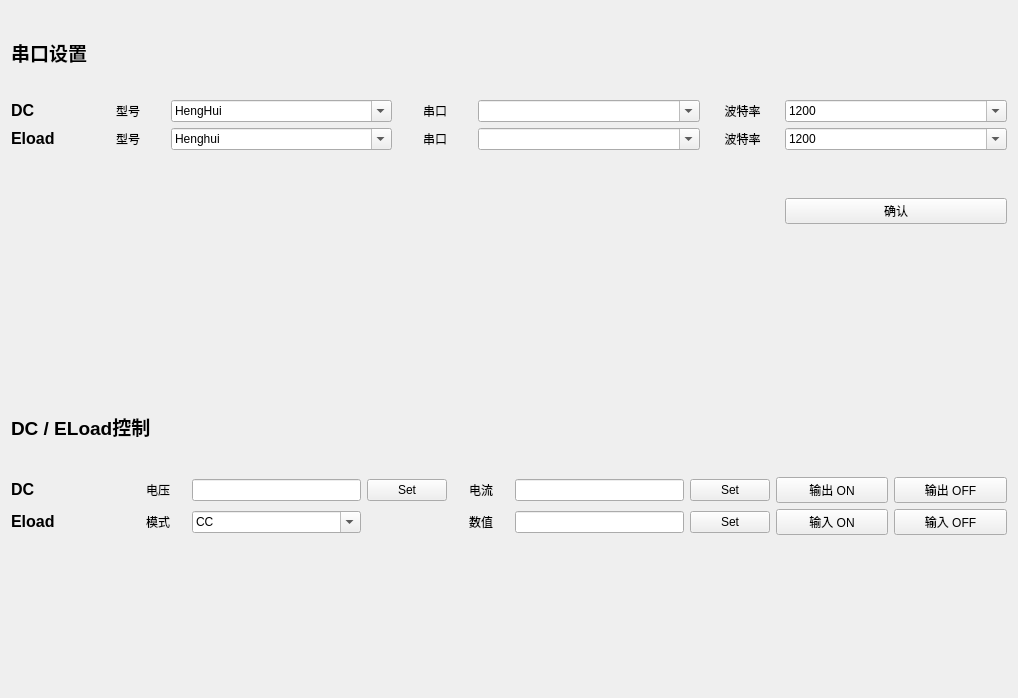
The window that homepage/ui_serial_control_tab.ui (TC-FW/Battery-Auto-Test-Tool) describes before a commit, drawn with Qt 5.
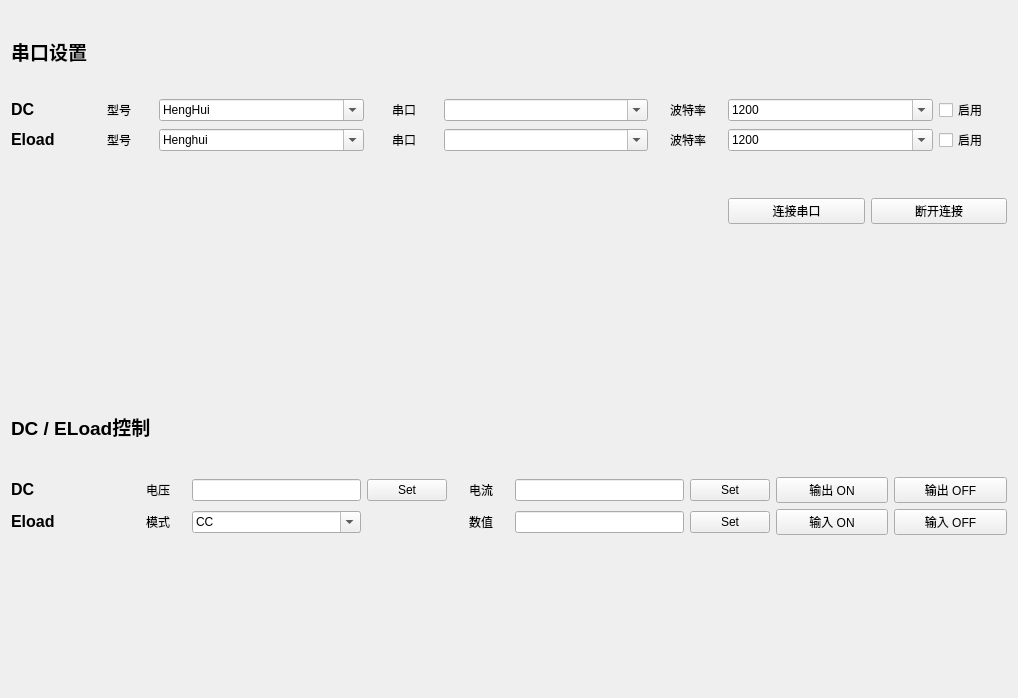
The same window after the commit.

Commit message: 1. 修改软件外观样式; 2. 修改table对齐方式; 3. 添加寄存器监控功能; 4. 添加设备数据自动读取功能; 5. 添加串口设备使能勾选框; 6. 添加断开串口设备按钮.

Patch:
```diff
--- a/homepage/ui_serial_control_tab.ui
+++ b/homepage/ui_serial_control_tab.ui
@@ -158,98 +158,17 @@
     </layout>
    </item>
    <item row="0" column="0" colspan="2">
-    <layout class="QGridLayout" name="gridLayout" rowstretch="2,1,1,1,1" columnstretch="1,1,3,1,3,1,3">
+    <layout class="QGridLayout" name="gridLayout" rowstretch="2,0,0,0,0" columnstretch="1,1,3,1,3,1,3,1">
      <property name="spacing">
       <number>6</number>
      </property>
-     <item row="1" column="1">
-      <widget class="QLabel" name="label_4">
-       <property name="text">
-        <string>&lt;html&gt;&lt;head/&gt;&lt;body&gt;&lt;p align=&quot;center&quot;&gt;型号&lt;/p&gt;&lt;/body&gt;&lt;/html&gt;</string>
-       </property>
-      </widget>
-     </item>
-     <item row="2" column="6">
-      <widget class="QComboBox" name="eload_baud_combobox">
-       <property name="editable">
-        <bool>true</bool>
-       </property>
-       <property name="currentText">
-        <string>1200</string>
-       </property>
-       <item>
-        <property name="text">
-         <string>1200</string>
-        </property>
-       </item>
-       <item>
-        <property name="text">
-         <string>2400</string>
-        </property>
-       </item>
-       <item>
-        <property name="text">
-         <string>4800</string>
-        </property>
-       </item>
-       <item>
-        <property name="text">
-         <string>9600</string>
-        </property>
-       </item>
-       <item>
-        <property name="text">
-         <string>14400</string>
-        </property>
-       </item>
-       <item>
-        <property name="text">
-         <string>19200</string>
-        </property>
-       </item>
-       <item>
-        <property name="text">
-         <string>28800</string>
-        </property>
-       </item>
-       <item>
-        <property name="text">
-         <string>38400</string>
-        </property>
-       </item>
-       <item>
-        <property name="text">
-         <string>57600</string>
-        </property>
-       </item>
-       <item>
-        <property name="text">
-         <string>115200</string>
-        </property>
-       </item>
-      </widget>
-     </item>
-     <item row="2" column="4">
-      <widget class="QComboBox" name="eload_serial_combobox">
-       <property name="editable">
-        <bool>true</bool>
-       </property>
-      </widget>
-     </item>
-     <item row="2" column="5">
-      <widget class="QLabel" name="label_9">
+     <item row="1" column="5">
+      <widget class="QLabel" name="label_8">
        <property name="text">
         <string>&lt;html&gt;&lt;head/&gt;&lt;body&gt;&lt;p align=&quot;center&quot;&gt;波特率&lt;/p&gt;&lt;/body&gt;&lt;/html&gt;</string>
        </property>
       </widget>
      </item>
-     <item row="2" column="1">
-      <widget class="QLabel" name="label_5">
-       <property name="text">
-        <string>&lt;html&gt;&lt;head/&gt;&lt;body&gt;&lt;p align=&quot;center&quot;&gt;型号&lt;/p&gt;&lt;/body&gt;&lt;/html&gt;</string>
-       </property>
-      </widget>
-     </item>
      <item row="2" column="2">
       <widget class="QComboBox" name="eload_model_combobox">
        <property name="editable">
@@ -262,124 +181,10 @@
        </item>
       </widget>
      </item>
-     <item row="2" column="3">
-      <widget class="QLabel" name="label_7">
+     <item row="0" column="0" colspan="2">
+      <widget class="QLabel" name="label">
        <property name="text">
-        <string>&lt;html&gt;&lt;head/&gt;&lt;body&gt;&lt;p align=&quot;center&quot;&gt;串口&lt;/p&gt;&lt;/body&gt;&lt;/html&gt;</string>
-       </property>
-      </widget>
-     </item>
-     <item row="1" column="0">
-      <widget class="QLabel" name="label_2">
-       <property name="text">
-        <string>&lt;html&gt;&lt;head/&gt;&lt;body&gt;&lt;p&gt;&lt;span style=&quot; font-size:12pt; font-weight:600;&quot;&gt;DC&lt;/span&gt;&lt;/p&gt;&lt;/body&gt;&lt;/html&gt;</string>
-       </property>
-      </widget>
-     </item>
-     <item row="2" column="0">
-      <widget class="QLabel" name="label_3">
-       <property name="text">
-        <string>&lt;html&gt;&lt;head/&gt;&lt;body&gt;&lt;p&gt;&lt;span style=&quot; font-size:12pt; font-weight:600;&quot;&gt;Eload&lt;/span&gt;&lt;/p&gt;&lt;/body&gt;&lt;/html&gt;</string>
-       </property>
-      </widget>
-     </item>
-     <item row="1" column="6">
-      <widget class="QComboBox" name="dc_baud_combobox">
-       <property name="editable">
-        <bool>true</bool>
-       </property>
-       <property name="currentText">
-        <string>1200</string>
-       </property>
-       <item>
-        <property name="text">
-         <string>1200</string>
-        </property>
-       </item>
-       <item>
-        <property name="text">
-         <string>2400</string>
-        </property>
-       </item>
-       <item>
-        <property name="text">
-         <string>4800</string>
-        </property>
-       </item>
-       <item>
-        <property name="text">
-         <string>9600</string>
-        </property>
-       </item>
-       <item>
-        <property name="text">
-         <string>14400</string>
-        </property>
-       </item>
-       <item>
-        <property name="text">
-         <string>19200</string>
-        </property>
-       </item>
-       <item>
-        <property name="text">
-         <string>28800</string>
-        </property>
-       </item>
-       <item>
-        <property name="text">
-         <string>38400</string>
-        </property>
-       </item>
-       <item>
-        <property name="text">
-         <string>57600</string>
-        </property>
-       </item>
-       <item>
-        <property name="text">
-         <string>115200</string>
-        </property>
-       </item>
-      </widget>
-     </item>
-     <item row="1" column="5">
-      <widget class="QLabel" name="label_8">
-       <property name="text">
-        <string>&lt;html&gt;&lt;head/&gt;&lt;body&gt;&lt;p align=&quot;center&quot;&gt;波特率&lt;/p&gt;&lt;/body&gt;&lt;/html&gt;</string>
-       </property>
-      </widget>
-     </item>
-     <item row="1" column="2">
-      <widget class="QComboBox" name="dc_model_combobox">
-       <property name="editable">
-        <bool>true</bool>
-       </property>
-       <item>
-        <property name="text">
-         <string>HengHui</string>
-        </property>
-       </item>
-      </widget>
-     </item>
-     <item row="1" column="3">
-      <widget class="QLabel" name="label_6">
-       <property name="text">
-        <string>&lt;html&gt;&lt;head/&gt;&lt;body&gt;&lt;p align=&quot;center&quot;&gt;串口&lt;/p&gt;&lt;/body&gt;&lt;/html&gt;</string>
-       </property>
-      </widget>
-     </item>
-     <item row="1" column="4">
-      <widget class="QComboBox" name="dc_serial_combobox">
-       <property name="editable">
-        <bool>true</bool>
-       </property>
-      </widget>
-     </item>
-     <item row="4" column="6">
-      <widget class="QPushButton" name="serial_config_enter_button">
-       <property name="text">
-        <string>确认</string>
+        <string>&lt;html&gt;&lt;head/&gt;&lt;body&gt;&lt;p&gt;&lt;span style=&quot; font-size:14pt; font-weight:600;&quot;&gt;串口设置&lt;/span&gt;&lt;/p&gt;&lt;/body&gt;&lt;/html&gt;</string>
        </property>
       </widget>
      </item>
@@ -396,13 +201,233 @@
        </property>
       </spacer>
      </item>
-     <item row="0" column="0" colspan="2">
-      <widget class="QLabel" name="label">
+     <item row="2" column="1">
+      <widget class="QLabel" name="label_5">
        <property name="text">
-        <string>&lt;html&gt;&lt;head/&gt;&lt;body&gt;&lt;p&gt;&lt;span style=&quot; font-size:14pt; font-weight:600;&quot;&gt;串口设置&lt;/span&gt;&lt;/p&gt;&lt;/body&gt;&lt;/html&gt;</string>
+        <string>&lt;html&gt;&lt;head/&gt;&lt;body&gt;&lt;p align=&quot;center&quot;&gt;型号&lt;/p&gt;&lt;/body&gt;&lt;/html&gt;</string>
        </property>
       </widget>
      </item>
+     <item row="1" column="2">
+      <widget class="QComboBox" name="dc_model_combobox">
+       <property name="editable">
+        <bool>true</bool>
+       </property>
+       <item>
+        <property name="text">
+         <string>HengHui</string>
+        </property>
+       </item>
+      </widget>
+     </item>
+     <item row="2" column="5">
+      <widget class="QLabel" name="label_9">
+       <property name="text">
+        <string>&lt;html&gt;&lt;head/&gt;&lt;body&gt;&lt;p align=&quot;center&quot;&gt;波特率&lt;/p&gt;&lt;/body&gt;&lt;/html&gt;</string>
+       </property>
+      </widget>
+     </item>
+     <item row="2" column="0">
+      <widget class="QLabel" name="label_3">
+       <property name="text">
+        <string>&lt;html&gt;&lt;head/&gt;&lt;body&gt;&lt;p&gt;&lt;span style=&quot; font-size:12pt; font-weight:600;&quot;&gt;Eload&lt;/span&gt;&lt;/p&gt;&lt;/body&gt;&lt;/html&gt;</string>
+       </property>
+      </widget>
+     </item>
+     <item row="1" column="0">
+      <widget class="QLabel" name="label_2">
+       <property name="text">
+        <string>&lt;html&gt;&lt;head/&gt;&lt;body&gt;&lt;p&gt;&lt;span style=&quot; font-size:12pt; font-weight:600;&quot;&gt;DC&lt;/span&gt;&lt;/p&gt;&lt;/body&gt;&lt;/html&gt;</string>
+       </property>
+      </widget>
+     </item>
+     <item row="2" column="3">
+      <widget class="QLabel" name="label_7">
+       <property name="text">
+        <string>&lt;html&gt;&lt;head/&gt;&lt;body&gt;&lt;p align=&quot;center&quot;&gt;串口&lt;/p&gt;&lt;/body&gt;&lt;/html&gt;</string>
+       </property>
+      </widget>
+     </item>
+     <item row="2" column="6">
+      <widget class="QComboBox" name="eload_baud_combobox">
+       <property name="editable">
+        <bool>true</bool>
+       </property>
+       <property name="currentText">
+        <string>1200</string>
+       </property>
+       <item>
+        <property name="text">
+         <string>1200</string>
+        </property>
+       </item>
+       <item>
+        <property name="text">
+         <string>2400</string>
+        </property>
+       </item>
+       <item>
+        <property name="text">
+         <string>4800</string>
+        </property>
+       </item>
+       <item>
+        <property name="text">
+         <string>9600</string>
+        </property>
+       </item>
+       <item>
+        <property name="text">
+         <string>14400</string>
+        </property>
+       </item>
+       <item>
+        <property name="text">
+         <string>19200</string>
+        </property>
+       </item>
+       <item>
+        <property name="text">
+         <string>28800</string>
+        </property>
+       </item>
+       <item>
+        <property name="text">
+         <string>38400</string>
+        </property>
+       </item>
+       <item>
+        <property name="text">
+         <string>57600</string>
+        </property>
+       </item>
+       <item>
+        <property name="text">
+         <string>115200</string>
+        </property>
+       </item>
+      </widget>
+     </item>
+     <item row="1" column="3">
+      <widget class="QLabel" name="label_6">
+       <property name="text">
+        <string>&lt;html&gt;&lt;head/&gt;&lt;body&gt;&lt;p align=&quot;center&quot;&gt;串口&lt;/p&gt;&lt;/body&gt;&lt;/html&gt;</string>
+       </property>
+      </widget>
+     </item>
+     <item row="1" column="4">
+      <widget class="QComboBox" name="dc_serial_combobox">
+       <property name="editable">
+        <bool>true</bool>
+       </property>
+      </widget>
+     </item>
+     <item row="2" column="4">
+      <widget class="QComboBox" name="eload_serial_combobox">
+       <property name="editable">
+        <bool>true</bool>
+       </property>
+      </widget>
+     </item>
+     <item row="1" column="7">
+      <widget class="QCheckBox" name="dc_enable_checkbox">
+       <property name="text">
+        <string>启用</string>
+       </property>
+      </widget>
+     </item>
+     <item row="1" column="6">
+      <widget class="QComboBox" name="dc_baud_combobox">
+       <property name="editable">
+        <bool>true</bool>
+       </property>
+       <property name="currentText">
+        <string>1200</string>
+       </property>
+       <item>
+        <property name="text">
+         <string>1200</string>
+        </property>
+       </item>
+       <item>
+        <property name="text">
+         <string>2400</string>
+        </property>
+       </item>
+       <item>
+        <property name="text">
+         <string>4800</string>
+        </property>
+       </item>
+       <item>
+        <property name="text">
+         <string>9600</string>
+        </property>
+       </item>
+       <item>
+        <property name="text">
+         <string>14400</string>
+        </property>
+       </item>
+       <item>
+        <property name="text">
+         <string>19200</string>
+        </property>
+       </item>
+       <item>
+        <property name="text">
+         <string>28800</string>
+        </property>
+       </item>
+       <item>
+        <property name="text">
+         <string>38400</string>
+        </property>
+       </item>
+       <item>
+        <property name="text">
+         <string>57600</string>
+        </property>
+       </item>
+       <item>
+        <property name="text">
+         <string>115200</string>
+        </property>
+       </item>
+      </widget>
+     </item>
+     <item row="2" column="7">
+      <widget class="QCheckBox" name="eload_enable_checkbox">
+       <property name="text">
+        <string>启用</string>
+       </property>
+      </widget>
+     </item>
+     <item row="1" column="1">
+      <widget class="QLabel" name="label_4">
+       <property name="text">
+        <string>&lt;html&gt;&lt;head/&gt;&lt;body&gt;&lt;p align=&quot;center&quot;&gt;型号&lt;/p&gt;&lt;/body&gt;&lt;/html&gt;</string>
+       </property>
+      </widget>
+     </item>
+     <item row="4" column="6" colspan="2">
+      <layout class="QHBoxLayout" name="horizontalLayout_2">
+       <item>
+        <widget class="QPushButton" name="serial_connect_button">
+         <property name="text">
+          <string>连接串口</string>
+         </property>
+        </widget>
+       </item>
+       <item>
+        <widget class="QPushButton" name="serial_disconnect_button">
+         <property name="text">
+          <string>断开连接</string>
+         </property>
+        </widget>
+       </item>
+      </layout>
+     </item>
     </layout>
    </item>
    <item row="3" column="0">
```
The commit also changes 12 other files.
